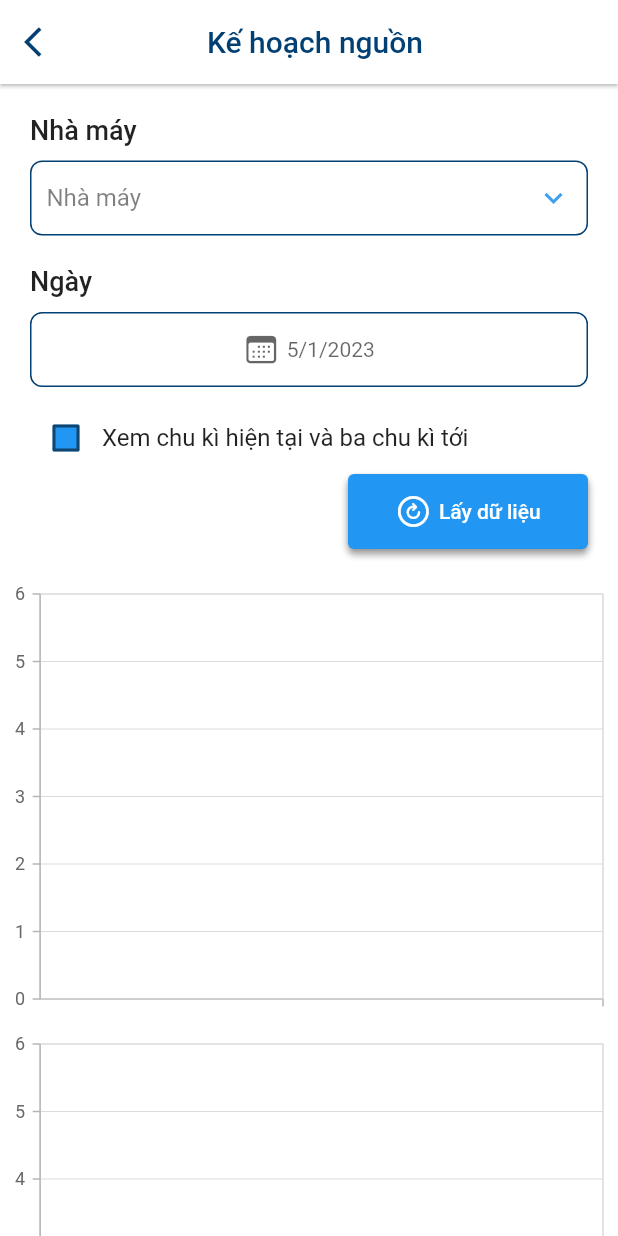
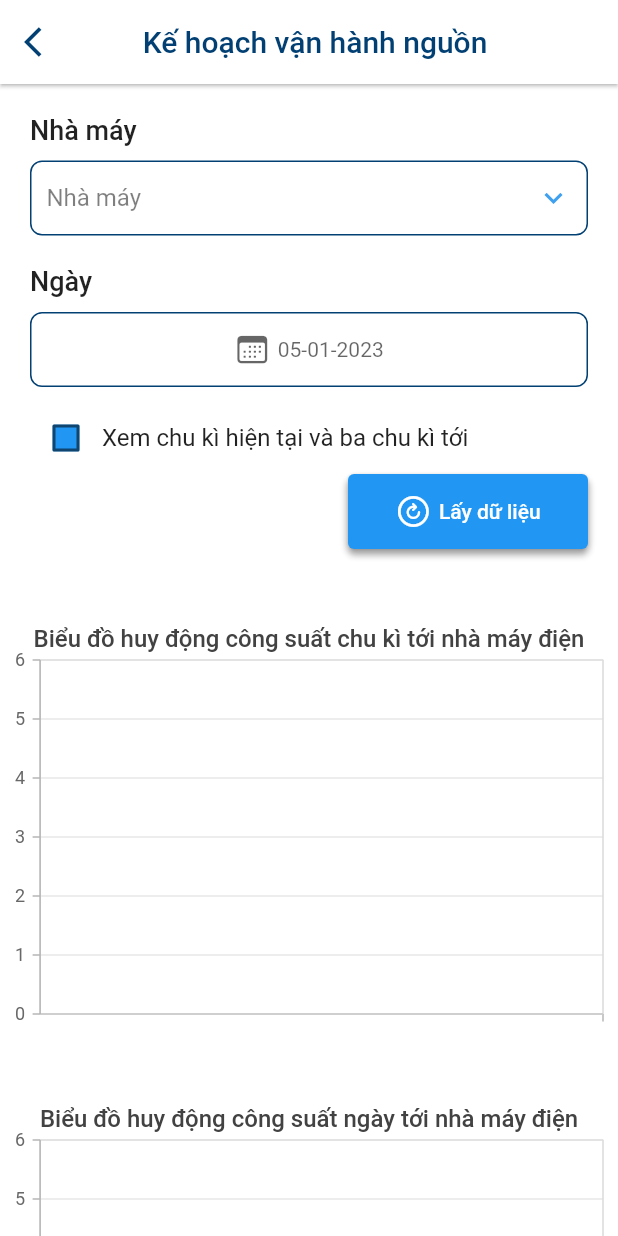
Before and after one commit to Kenn211/ChartFlutterElectric, a Flutter app: the SourcePlanScreen screen opened by its route, on a phone screen of 412 x 824 dp. Run offline on Flutter 3.47's test engine with Material 2 defaults, Android fonts, the phone set to English and light mode, and no system bars; our stand-ins replace flutter_screenutil, get, shared_preferences, syncfusion_flutter_charts; accounts and stored records are empty; network calls fail.

Commit message:
update code

```diff
--- a/lib/controllers/base_controller.dart
+++ b/lib/controllers/base_controller.dart
@@ -1,15 +1,16 @@
 import 'package:flutter/material.dart';
 import 'package:get/get.dart';
 import 'package:shared_preferences/shared_preferences.dart';
+import 'package:syncfusion_flutter_charts/charts.dart';
 import 'package:test_chart/shared/helpers/function_helper.dart';
 import 'package:test_chart/shared/widgets/custom_snackbar.dart';
+import 'package:intl/intl.dart';
 
 import '/services/storage/storage_service.dart';
 import '/shared/app_shared.dart';
 
 abstract class BaseController extends GetxController {
-  var dateSelectSnackbar = '';
-
+  //Table
   TableRow buildRow(List<String> cells, {bool isHeader = false}) {
     final style = TextStyle(
       fontWeight: isHeader ? FontWeight.bold : FontWeight.normal,
@@ -25,6 +26,29 @@ abstract class BaseController extends GetxController {
                   child: Text(cell, style: style),
                 ))
             .toList());
+  }
+
+  //DateTime picker
+  var selectedDateTime = DateTime.now().obs;
+  var formatDateAPIToday = '';
+  var formatDateAPITomorrow = '';
+
+  chooseDate() async {
+    DateTime? pickedDate = await showDatePicker(
+        context: Get.context!,
+        initialDate: selectedDateTime.value,
+        firstDate: DateTime(2000),
+        lastDate: DateTime(2024),
+        initialEntryMode: DatePickerEntryMode.inputOnly,
+        initialDatePickerMode: DatePickerMode.year,
+        helpText: 'Chọn ngày');
+    if (pickedDate != null && pickedDate != selectedDateTime.value) {
+      selectedDateTime.value = pickedDate;
+      formatDateAPIToday =
+          DateFormat("yyyy-MM-dd").format(selectedDateTime.value);
+      formatDateAPITomorrow = DateFormat("yyyy-MM-dd")
+          .format(selectedDateTime.value.add(const Duration(days: 1)));
+    }
   }
 
   final _scaffoldKey = GlobalKey<ScaffoldState>();
@@ -82,13 +106,6 @@ abstract class BaseController extends GetxController {
   final _addressController = TextEditingController(
       text: 'Quan Hoa - Nhan Chinh - Thanh Xuan - Ha Noi');
   TextEditingController get addressController => _addressController;
-
-  final today =
-      DateTime(DateTime.now().year, DateTime.now().month, DateTime.now().day)
-          .toString();
-
-  late String dateSelected = today;
-  late String dateSelectedNextDay = today;
 
   final _userName = ''.obs;
   RxString get userName => _userName;
--- a/lib/controllers/drawer/marginal_price_controller.dart
+++ b/lib/controllers/drawer/marginal_price_controller.dart
@@ -63,13 +63,13 @@ class MarginalPriceController extends BaseController {
       _dataChartNationDAH.value = [];
       await http
           .get(Uri.parse(
-              'http://103.78.88.74:207/api/API_GIABIEN_IAH/GetAllGIABIEN_IAHByDay?NGAY=${dateSelected.toString()}'))
+              'http://103.78.88.74:207/api/API_GIABIEN_IAH/GetAllGIABIEN_IAHByDay?NGAY=${formatDateAPIToday.toString()}'))
           .then((value) {
         List<PriceModel> _priceModel = priceModelFromJson(value.body);
         if (_priceModel.isEmpty) {
           hideLoading();
           CustomSnackbar.snackBar('error',
-              'Không có dữ liệu giá biên ngày ${dateSelectSnackbar.toString()}');
+              'Không có dữ liệu giá biên ngày ${formatDateAPIToday.toString()}');
         } else {
           _priceModel.forEach((e) {
             if (e.idNode == 1) {
@@ -90,7 +90,7 @@ class MarginalPriceController extends BaseController {
 
           http
               .get(Uri.parse(
-                  'http://103.78.88.74:207/api/API_GIABIEN_IAH/GetAllGIABIEN_IAHByDay?NGAY=${dateSelectedNextDay.toString()}'))
+                  'http://103.78.88.74:207/api/API_GIABIEN_IAH/GetAllGIABIEN_IAHByDay?NGAY=${formatDateAPITomorrow.toString()}'))
               .then((value) {
             List<PriceModel> _priceModel1 = priceModelFromJson(value.body);
             if (_priceModel1.isEmpty) {
@@ -114,7 +114,7 @@ class MarginalPriceController extends BaseController {
             }
             hideLoading();
             CustomSnackbar.showSuccessToast('Thành công',
-                'Dữ liệu giá biên ngày ${dateSelectSnackbar.toString()}');
+                'Dữ liệu giá biên ngày ${formatDateAPIToday.toString()}');
             update();
           });
         }
--- a/lib/controllers/drawer/tonnage_controller.dart
+++ b/lib/controllers/drawer/tonnage_controller.dart
@@ -51,7 +51,7 @@ class TonnageController extends BaseController {
 
       await http
           .get(Uri.parse(
-              'http://appapi.quanlycongviec-nldc.vn/api/API_GIABIEN_IAH/GetAllPHUTAI_IAHByDay?NGAY=${dateSelected.toString()}&ID_NODE=${indexDropdownValue.toInt()}'))
+              'http://appapi.quanlycongviec-nldc.vn/api/API_GIABIEN_IAH/GetAllPHUTAI_IAHByDay?NGAY=${formatDateAPIToday.toString()}&ID_NODE=${indexDropdownValue.toInt()}'))
           .then((value) {
         List<TonnageModel> _tonnageModel = tonnageModelFromJson(value.body);
         if (_tonnageModel.isEmpty) {
@@ -64,7 +64,7 @@ class TonnageController extends BaseController {
           });
           http
               .get(Uri.parse(
-                  'http://appapi.quanlycongviec-nldc.vn/api/API_GIABIEN_IAH/GetAllPHUTAI_DAHByDay?NGAY=${dateSelectedNextDay.toString()}&ID_NODE=${indexDropdownValue.toInt()}'))
+                  'http://appapi.quanlycongviec-nldc.vn/api/API_GIABIEN_IAH/GetAllPHUTAI_DAHByDay?NGAY=${formatDateAPITomorrow.toString()}&ID_NODE=${indexDropdownValue.toInt()}'))
               .then((value) {
             List<TonnageModel> _tonnageModel1 =
                 tonnageModelFromJson(value.body);
--- a/lib/models/drawer/source_plan/source_plan_model.dart
+++ b/lib/models/drawer/source_plan/source_plan_model.dart
@@ -4,50 +4,81 @@
 
 import 'dart:convert';
 
-List<SourcePlanModel> sourcePlanModelFromJson(String str) =>
-    List<SourcePlanModel>.from(
-        json.decode(str).map((x) => SourcePlanModel.fromJson(x)));
+SourcePlanModel sourcePlanModelFromJson(String str) =>
+    SourcePlanModel.fromJson(json.decode(str));
 
-String sourcePlanModelToJson(List<SourcePlanModel> data) =>
-    json.encode(List<dynamic>.from(data.map((x) => x.toJson())));
+String sourcePlanModelToJson(SourcePlanModel data) =>
+    json.encode(data.toJson());
 
 class SourcePlanModel {
   SourcePlanModel({
+    required this.toMay,
     required this.idNm,
     required this.tenNm,
-    required this.idTm,
-    required this.tenTm,
     required this.ngay,
-    required this.chuky,
-    required this.giatri,
   });
 
+  List<ToMay> toMay;
   int idNm;
   String tenNm;
-  int idTm;
-  String tenTm;
   DateTime ngay;
-  int chuky;
-  double giatri;
 
   factory SourcePlanModel.fromJson(Map<String, dynamic> json) =>
       SourcePlanModel(
+        toMay: List<ToMay>.from(json["TO_MAY"].map((x) => ToMay.fromJson(x))),
         idNm: json["ID_NM"],
         tenNm: json["TEN_NM"],
-        idTm: json["ID_TM"],
-        tenTm: json["TEN_TM"],
         ngay: DateTime.parse(json["NGAY"]),
-        chuky: json["CHUKY"],
-        giatri: json["GIATRI"],
       );
 
   Map<String, dynamic> toJson() => {
+        "TO_MAY": List<dynamic>.from(toMay.map((x) => x.toJson())),
         "ID_NM": idNm,
         "TEN_NM": tenNm,
+        "NGAY": ngay.toIso8601String(),
+      };
+}
+
+class ToMay {
+  ToMay({
+    required this.chuky,
+    required this.idTm,
+    required this.tenTm,
+  });
+
+  List<Chuky> chuky;
+  int idTm;
+  String tenTm;
+
+  factory ToMay.fromJson(Map<String, dynamic> json) => ToMay(
+        chuky: List<Chuky>.from(json["CHUKY"].map((x) => Chuky.fromJson(x))),
+        idTm: json["ID_TM"],
+        tenTm: json["TEN_TM"],
+      );
+
+  Map<String, dynamic> toJson() => {
+        "CHUKY": List<dynamic>.from(chuky.map((x) => x.toJson())),
         "ID_TM": idTm,
         "TEN_TM": tenTm,
-        "NGAY": ngay.toIso8601String(),
-        "CHUKY": chuky,
-        "GIATRI": giatri,
       };
 }
+
+class Chuky {
+  Chuky({
+    required this.chuKyDesc,
+    required this.giaTri,
+  });
+
+  int chuKyDesc;
+  double giaTri;
+
+  factory Chuky.fromJson(Map<String, dynamic> json) => Chuky(
+        chuKyDesc: json["CHU_KY"],
+        giaTri: json["GIA_TRI"].toDouble(),
+      );
+
+  Map<String, dynamic> toJson() => {
+        "CHU_KY": chuKyDesc,
+        "GIA_TRI": giaTri,
+      };
+}
--- a/lib/shared/widgets/select_date.dart
+++ b/lib/shared/widgets/select_date.dart
@@ -1,95 +1,16 @@
 import 'package:flutter/cupertino.dart';
 import 'package:flutter/material.dart';
-import 'package:get/get.dart';
-import 'package:test_chart/controllers/drawer/marginal_price_controller.dart';
-import 'package:intl/intl.dart';
-import 'package:test_chart/controllers/drawer/source_plan_controller.dart';
-import 'package:test_chart/controllers/drawer/tonnage_controller.dart';
 import 'package:test_chart/core.dart';
 
-class SelectDate extends StatefulWidget {
-  const SelectDate({super.key, this.restorationId, this.isStack = false});
-
-  final String? restorationId;
+class SelectDate extends StatelessWidget {
+  const SelectDate({super.key, this.isStack = true, this.onTap, this.text});
   final bool? isStack;
-
-  @override
-  State<SelectDate> createState() => _SelectDateState();
-}
-
-class _SelectDateState extends State<SelectDate> with RestorationMixin {
-  // final controllerMarginal = Get.put(MarginalPriceController());
-  // final controllerTonnage = Get.put(TonnageController());
-  // final controllerPlan = Get.put(SourcePlanController());
-  // var formatter = DateFormat('yyyy-MM-dd');
-
-  @override
-  String? get restorationId => widget.restorationId;
-
-  final RestorableDateTime _selectedDate = RestorableDateTime(DateTime.now());
-  late final RestorableRouteFuture<DateTime?> _restorableDatePickerRouteFuture =
-      RestorableRouteFuture<DateTime?>(
-    onComplete: _selectDate,
-    onPresent: (NavigatorState navigator, Object? arguments) {
-      return navigator.restorablePush(
-        _datePickerRoute,
-        arguments: _selectedDate.value.millisecondsSinceEpoch,
-      );
-    },
-  );
-
-  static Route<DateTime> _datePickerRoute(
-    BuildContext context,
-    Object? arguments,
-  ) {
-    return DialogRoute<DateTime>(
-      context: context,
-      builder: (BuildContext context) {
-        return DatePickerDialog(
-          restorationId: 'date_picker_dialog',
-          initialEntryMode: DatePickerEntryMode.calendarOnly,
-          initialDate: DateTime.fromMillisecondsSinceEpoch(arguments! as int),
-          firstDate: DateTime(2021),
-          lastDate: DateTime(2024),
-        );
-      },
-    );
-  }
-
-  @override
-  void restoreState(RestorationBucket? oldBucket, bool initialRestore) {
-    registerForRestoration(_selectedDate, 'selected_date');
-    registerForRestoration(
-        _restorableDatePickerRouteFuture, 'date_picker_route_future');
-  }
-
-  void _selectDate(DateTime? newSelectedDate) {
-    if (newSelectedDate != null) {
-      setState(() {
-        _selectedDate.value = newSelectedDate;
-        // controllerMarginal.dateSelectSnackbar =
-        //     '${_selectedDate.value.day}/${_selectedDate.value.month}/${_selectedDate.value.year}';
-
-        // controllerMarginal.dateSelected = formatter.format(_selectedDate.value);
-        // controllerTonnage.dateSelected = formatter.format(_selectedDate.value);
-        // controllerPlan.dateSelected = formatter.format(_selectedDate.value);
-
-        // controllerMarginal.dateSelectedNextDay =
-        //     formatter.format(_selectedDate.value.add(const Duration(days: 1)));
-        // controllerTonnage.dateSelectedNextDay =
-        //     formatter.format(_selectedDate.value.add(const Duration(days: 1)));
-        // controllerPlan.dateSelectedNextDay =
-        //     formatter.format(_selectedDate.value.add(const Duration(days: 1)));
-      });
-    }
-  }
-
+  final Function()? onTap;
+  final String? text;
   @override
   Widget build(BuildContext context) {
     return GestureDetector(
-        onTap: () {
-          _restorableDatePickerRouteFuture.present();
-        },
+        onTap: onTap,
         child: Container(
           height: 50,
           alignment: Alignment.center,
@@ -97,7 +18,7 @@ class _SelectDateState extends State<SelectDate> with RestorationMixin {
               borderRadius: const BorderRadius.all(Radius.circular(8)),
               border: Border.all(width: 1, color: AppColors.secondColor)),
           child: Row(
-            mainAxisAlignment: widget.isStack == false
+            mainAxisAlignment: isStack == true
                 ? MainAxisAlignment.center
                 : MainAxisAlignment.start,
             children: [
@@ -108,8 +29,7 @@ class _SelectDateState extends State<SelectDate> with RestorationMixin {
               const SizedBox(width: 5),
               Row(children: [
                 Container(
-                  child: Text(
-                      '${_selectedDate.value.day}/${_selectedDate.value.month}/${_selectedDate.value.year}',
+                  child: Text(text!,
                       style: TextStyle(color: Colors.black.withOpacity(0.6))),
                 ),
               ])
--- a/lib/views/authorized/screens/main_drawer.dart
+++ b/lib/views/authorized/screens/main_drawer.dart
@@ -5,9 +5,9 @@ import 'package:test_chart/controllers/home/home_controller.dart';
 import 'package:test_chart/core.dart';
 
 class MainDrawer extends StatelessWidget {
-  final controller = Get.put(HomeController());
   @override
   Widget build(BuildContext context) {
+    return GetBuilder<HomeController>(builder: (controller) {
       return Drawer(
         child: ListView(
           padding: EdgeInsets.zero,
@@ -82,6 +82,7 @@ class MainDrawer extends StatelessWidget {
           ],
         ),
       );
+    });
   }
 }
 
--- a/lib/views/authorized/screens/source_plan/source_plan_screen.dart
+++ b/lib/views/authorized/screens/source_plan/source_plan_screen.dart
@@ -3,12 +3,13 @@ import 'package:get/get.dart';
 import 'package:syncfusion_flutter_charts/charts.dart';
 import 'package:test_chart/controllers/drawer/source_plan_controller.dart';
 import 'package:test_chart/core.dart';
-import 'package:test_chart/models/drawer/source_plan/chart_data_source_plan.dart';
 import 'package:test_chart/shared/widgets/select_date.dart';
 import 'package:test_chart/shared/widgets/txt_button.dart';
+import 'package:intl/intl.dart';
 
 class SourcePlanScreen extends GetView<SourcePlanController> {
   const SourcePlanScreen({super.key});
+
   @override
   Widget build(BuildContext context) {
     return Scaffold(
@@ -17,7 +18,7 @@ class SourcePlanScreen extends GetView<SourcePlanController> {
           elevation: 0,
           flexibleSpace: AppBarCustom(
             canBack: true,
-            title: 'Kế hoạch nguồn'.tr,
+            title: 'Kế hoạch vận hành nguồn'.tr,
           ),
         ),
         body: SingleChildScrollView(
@@ -49,7 +50,16 @@ class SourcePlanScreen extends GetView<SourcePlanController> {
                                   fontWeight: FontWeight.w500, fontSize: 18)),
                         ),
                         const SizedBox(height: 10),
-                        const SelectDate(),
+                        Obx(() {
+                          return SelectDate(
+                            text: DateFormat("dd-MM-yyyy")
+                                .format(controller.selectedDateTime.value)
+                                .toString(),
+                            onTap: () {
+                              controller.chooseDate();
+                            },
+                          );
+                        }),
                         const SizedBox(height: 10),
                         Row(
                           children: [
@@ -72,7 +82,9 @@ class SourcePlanScreen extends GetView<SourcePlanController> {
                               }),
                         ),
                       ])),
+              const SizedBox(height: 20),
               const _ChartSourcePlanIAH(),
+              const SizedBox(height: 20),
               const _ChartSourcePlanDAH()
             ],
           ),
@@ -87,9 +99,16 @@ class _ChartSourcePlanIAH extends StatelessWidget {
   Widget build(BuildContext context) {
     return GetBuilder<SourcePlanController>(builder: (controller) {
       return SfCartesianChart(
-        primaryXAxis: CategoryAxis(
-            labelStyle:
-                const TextStyle(fontSize: 12, color: Colors.transparent)),
+        title: ChartTitle(
+            text: 'Biểu đồ huy động công suất chu kì tới nhà máy điện',
+            textStyle:
+                const TextStyle(fontSize: 16, fontWeight: FontWeight.w500)),
+        primaryXAxis: CategoryAxis(labelStyle: const TextStyle(fontSize: 12)),
+        zoomPanBehavior: ZoomPanBehavior(enableMouseWheelZooming: true),
+        legend: Legend(
+            isVisible: true,
+            alignment: ChartAlignment.center,
+            position: LegendPosition.bottom),
         trackballBehavior: TrackballBehavior(
             enable: true,
             lineWidth: 3,
@@ -103,22 +122,16 @@ class _ChartSourcePlanIAH extends StatelessWidget {
                 format: 'series.name: point.y MW',
                 color: const Color.fromARGB(255, 181, 180, 180),
                 textStyle: TextStyle(color: AppColors.secondColor))),
-        series: <ChartSeries<ChartDataSourcePlan, String>>[
-          SplineSeries<ChartDataSourcePlan, String>(
+        series: [
+          for (var i = 0; i < controller.dataToMayIAH.length; i++)
+            SplineSeries(
               dataLabelSettings: const DataLabelSettings(
                   isVisible: false, useSeriesColor: true),
-              dataSource: controller.dataChartIAHTM1,
-              name: 'Tổ máy 1',
-              xValueMapper: (ChartDataSourcePlan data, _) => data.x,
-              yValueMapper: (ChartDataSourcePlan data, _) => data.y1),
-          SplineSeries<ChartDataSourcePlan, String>(
-            dataLabelSettings:
-                const DataLabelSettings(isVisible: false, useSeriesColor: true),
-            dataSource: controller.dataChartIAHTM2,
-            name: 'Tổ máy 2',
-            xValueMapper: (ChartDataSourcePlan data, _) => data.x,
-            yValueMapper: (ChartDataSourcePlan data, _) => data.y2,
-          ),
+              dataSource: controller.dataToMayIAH[i].chuky,
+              name: controller.dataToMayIAH[i].tenTm,
+              xValueMapper: (data, _) => 'CK ${data.chuKyDesc.toString()}',
+              yValueMapper: (data, _) => data.giaTri,
+            )
         ],
       );
     });
@@ -132,9 +145,16 @@ class _ChartSourcePlanDAH extends StatelessWidget {
   Widget build(BuildContext context) {
     return GetBuilder<SourcePlanController>(builder: (controller) {
       return SfCartesianChart(
-        primaryXAxis: CategoryAxis(
-            labelStyle:
-                const TextStyle(fontSize: 12, color: Colors.transparent)),
+        title: ChartTitle(
+            text: 'Biểu đồ huy động công suất ngày tới nhà máy điện',
+            textStyle:
+                const TextStyle(fontSize: 16, fontWeight: FontWeight.w500)),
+        legend: Legend(
+            isVisible: true,
+            alignment: ChartAlignment.center,
+            position: LegendPosition.bottom),
+        zoomPanBehavior: ZoomPanBehavior(enableMouseWheelZooming: true),
+        primaryXAxis: CategoryAxis(labelStyle: const TextStyle(fontSize: 12)),
         trackballBehavior: TrackballBehavior(
             enable: true,
             lineWidth: 3,
@@ -148,22 +168,16 @@ class _ChartSourcePlanDAH extends StatelessWidget {
                 format: 'series.name: point.y MW',
                 color: const Color.fromARGB(255, 181, 180, 180),
                 textStyle: TextStyle(color: AppColors.secondColor))),
-        series: <ChartSeries<ChartDataSourcePlan, String>>[
-          SplineSeries<ChartDataSourcePlan, String>(
+        series: [
+          for (var i = 0; i < controller.dataToMayDAH.length; i++)
+            SplineSeries(
               dataLabelSettings: const DataLabelSettings(
                   isVisible: false, useSeriesColor: true),
-              dataSource: controller.dataChartDAHTM1,
-              name: 'Tổ máy 1',
-              xValueMapper: (ChartDataSourcePlan data, _) => data.x,
-              yValueMapper: (ChartDataSourcePlan data, _) => data.y3),
-          SplineSeries<ChartDataSourcePlan, String>(
-            dataLabelSettings:
-                const DataLabelSettings(isVisible: false, useSeriesColor: true),
-            dataSource: controller.dataChartDAHTM2,
-            name: 'Tổ máy 2',
-            xValueMapper: (ChartDataSourcePlan data, _) => data.x,
-            yValueMapper: (ChartDataSourcePlan data, _) => data.y4,
-          ),
+              dataSource: controller.dataToMayDAH[i].chuky,
+              name: controller.dataToMayDAH[i].tenTm,
+              xValueMapper: (data, _) => 'CK ${data.chuKyDesc.toString()}',
+              yValueMapper: (data, _) => data.giaTri,
+            )
         ],
       );
     });
```
Also changed, not shown: lib/controllers/drawer/source_plan_controller.dart (+24 -52 lines), lib/views/authorized/screens/marginal_price/marginal_price_screen.dart (+11 -1 lines), lib/views/authorized/screens/tonnage/tonnage_screen.dart (+34 -24 lines). Lines whose indentation alone changed are shown as unchanged.
